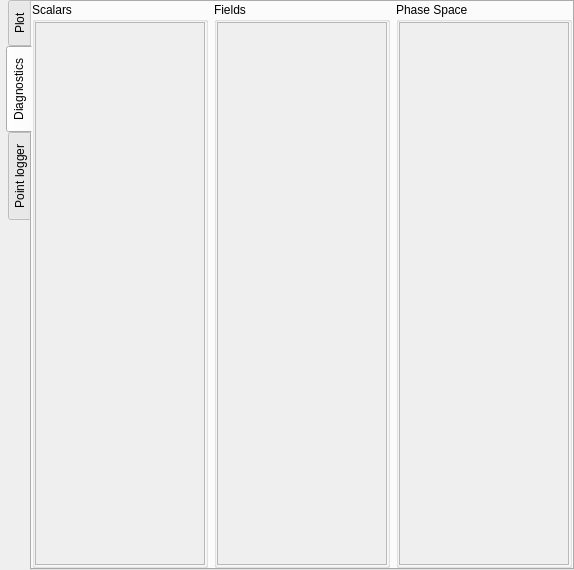
The window that scripts/TPUPMC/smileiQtPlot.ui (SmileiPIC/Smilei) describes before a commit, drawn with Qt 5.
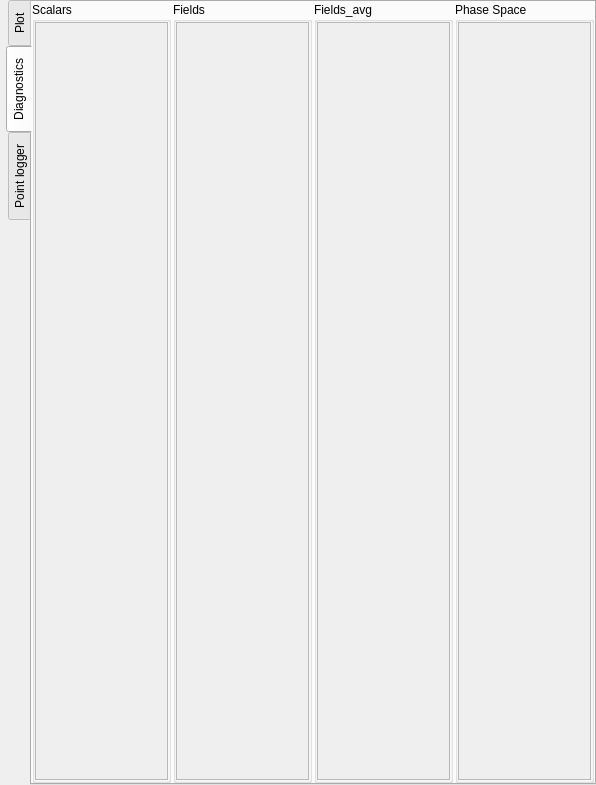
The same window after the commit.

Commit message: enabled fieldsToDump also for average_files

Diff of the .ui file:
```diff
--- a/scripts/TPUPMC/smileiQtPlot.ui
+++ b/scripts/TPUPMC/smileiQtPlot.ui
@@ -6,8 +6,8 @@
    <rect>
     <x>0</x>
     <y>0</y>
-    <width>574</width>
-    <height>570</height>
+    <width>596</width>
+    <height>785</height>
    </rect>
   </property>
   <property name="windowTitle">
@@ -122,7 +122,10 @@
       <attribute name="title">
        <string>Diagnostics</string>
       </attribute>
-      <layout class="QHBoxLayout" name="horizontalLayout_2" stretch="1,1,1">
+      <layout class="QHBoxLayout" name="horizontalLayout_2">
+       <property name="spacing">
+        <number>2</number>
+       </property>
        <property name="margin">
         <number>0</number>
        </property>
@@ -145,8 +148,8 @@
               <rect>
                <x>0</x>
                <y>0</y>
-               <width>161</width>
-               <height>537</height>
+               <width>131</width>
+               <height>752</height>
               </rect>
              </property>
              <layout class="QVBoxLayout" name="verticalLayout_5">
@@ -182,8 +185,8 @@
               <rect>
                <x>0</x>
                <y>0</y>
-               <width>161</width>
-               <height>537</height>
+               <width>131</width>
+               <height>752</height>
               </rect>
              </property>
              <layout class="QVBoxLayout" name="verticalLayout_6">
@@ -200,6 +203,43 @@
          </layout>
         </widget>
        </item>
+       <item>
+        <widget class="QGroupBox" name="fields_avg">
+         <property name="title">
+          <string>Fields_avg</string>
+         </property>
+         <layout class="QGridLayout" name="gridLayout_4">
+          <property name="margin">
+           <number>0</number>
+          </property>
+          <item row="0" column="0">
+           <widget class="QScrollArea" name="scrollArea_5">
+            <property name="widgetResizable">
+             <bool>true</bool>
+            </property>
+            <widget class="QWidget" name="scrollAreaWidgetContents_5">
+             <property name="geometry">
+              <rect>
+               <x>0</x>
+               <y>0</y>
+               <width>130</width>
+               <height>752</height>
+              </rect>
+             </property>
+             <layout class="QVBoxLayout" name="verticalLayout_9">
+              <property name="margin">
+               <number>0</number>
+              </property>
+              <item>
+               <layout class="QVBoxLayout" name="layoutFields_avg"/>
+              </item>
+             </layout>
+            </widget>
+           </widget>
+          </item>
+         </layout>
+        </widget>
+       </item>
        <item>
         <widget class="QGroupBox" name="phase">
          <property name="title">
@@ -219,8 +259,8 @@
               <rect>
                <x>0</x>
                <y>0</y>
-               <width>161</width>
-               <height>537</height>
+               <width>131</width>
+               <height>752</height>
               </rect>
              </property>
              <layout class="QVBoxLayout" name="verticalLayout_8">
```
The commit also changes 12 other files.
